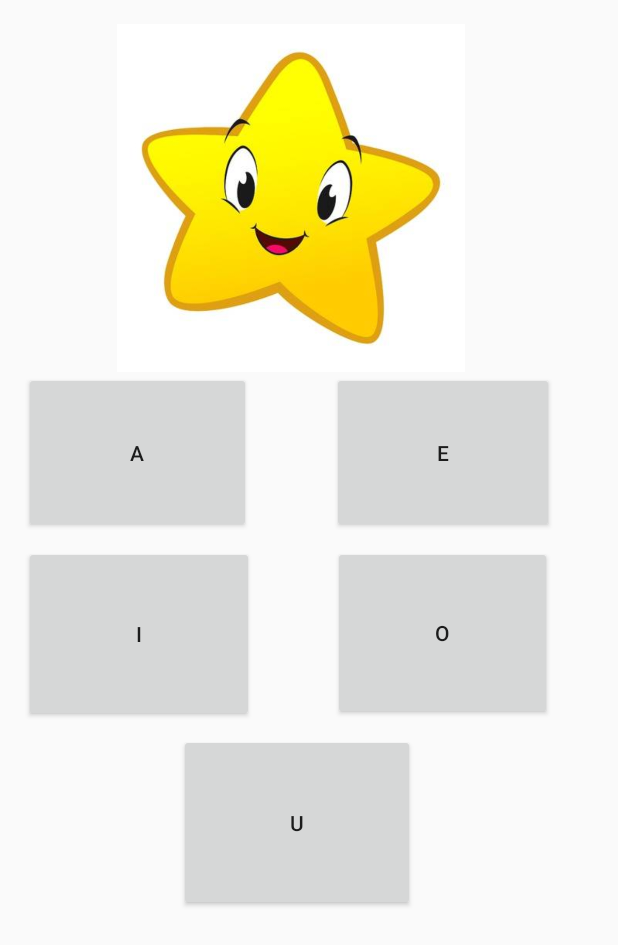
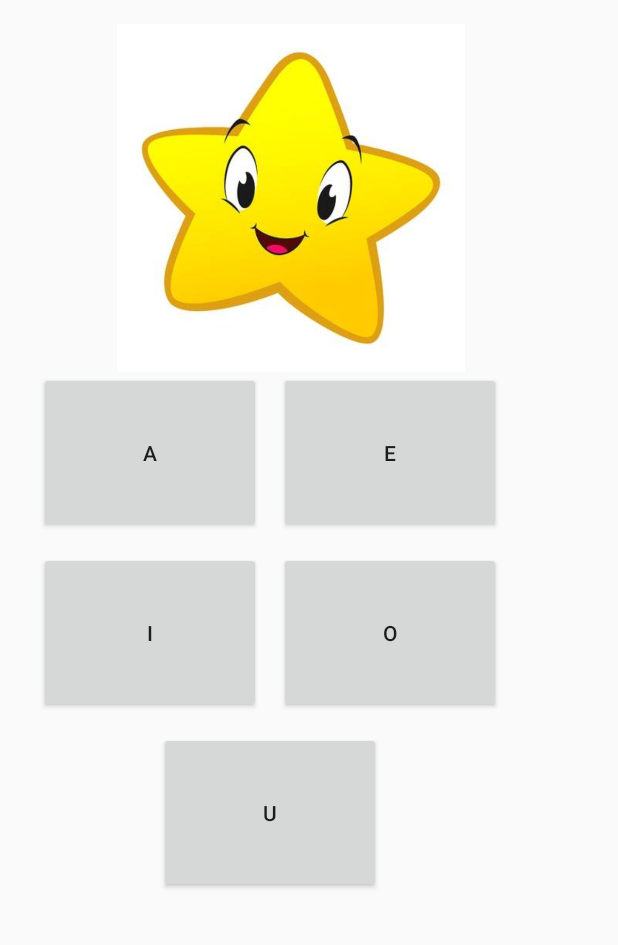
Before and after one commit to julisantos/grupo_603, an Android app: the screen it shows after launch (MainActivity), after a tap on an icon or button, on a phone screen of 412 x 824 dp. Shown: the top 945 px of the screen. Run offline under Robolectric (Android 15) with nearby library versions, the phone set to English and light mode, and no system bars.

Commit message:
cambio posicion de los botones, se agrego acumulador de rtas y se genera nueva imagen al responder correctamente

```diff
--- a/CODIGO/AppParaNios/app/src/main/java/jyc/sa/ar/MainActivity.java
+++ b/CODIGO/AppParaNios/app/src/main/java/jyc/sa/ar/MainActivity.java
@@ -17,6 +17,8 @@ public class MainActivity extends AppCompatActivity {
 
     ImageView imgVocal;
     String vocalImg;
+    int cantCorrectas=0;
+    int cantIncorrectas=0;
 
     @Override
     protected void onCreate(Bundle savedInstanceState) {
@@ -67,8 +69,14 @@ public class MainActivity extends AppCompatActivity {
 
         if(vocal.equals(vocalImg)) {
             Toast.makeText(this, "Respuesta Correcta el animal de la imagen empieza con " + vocalImg, Toast.LENGTH_LONG).show();
+            cantCorrectas++;
+            //Toast.makeText(this, "Cantidad de respuestas correctas: "+cantCorrectas, Toast.LENGTH_LONG).show();
+            generarImgRandom();
+
         } else {
             Toast.makeText(this,"Respuesta Incorrecta el animal de la imagen empieza con "+ vocalImg,Toast.LENGTH_LONG).show();
+            cantIncorrectas++;
+            //Toast.makeText(this, "Cantidad de respuestas incorrectas: "+cantIncorrectas, Toast.LENGTH_LONG).show();
         }
     }
 }
--- a/CODIGO/AppParaNios/app/src/main/res/layout/activity_main.xml
+++ b/CODIGO/AppParaNios/app/src/main/res/layout/activity_main.xml
@@ -25,8 +25,9 @@
 
         <Button
             android:id="@+id/btnA"
-            android:layout_width="151dp"
+            android:layout_width="148dp"
             android:layout_height="107dp"
+            android:layout_marginLeft="10dp"
             android:onClick="seleccionarVocal"
             android:text="A" />
 
@@ -34,39 +35,38 @@
             android:id="@+id/btnE"
             android:layout_width="148dp"
             android:layout_height="107dp"
-            android:layout_alignLeft="@+id/btnA"
-            android:layout_marginLeft="205dp"
+            android:layout_alignBottom="@+id/btnA"
+            android:layout_marginLeft="170dp"
             android:onClick="seleccionarVocal"
             android:text="E" />
 
         <Button
             android:id="@+id/btnI"
-            android:layout_width="153dp"
-            android:layout_height="117dp"
+            android:layout_width="148dp"
+            android:layout_height="107dp"
             android:layout_alignBottom="@+id/btnA"
-            android:layout_marginBottom="-126dp"
+            android:layout_marginBottom="-120dp"
+            android:layout_marginLeft="10dp"
             android:onClick="seleccionarVocal"
             android:text="I" />
 
         <Button
             android:id="@+id/btnO"
-            android:layout_width="146dp"
-            android:layout_height="116dp"
+            android:layout_width="148dp"
+            android:layout_height="107dp"
             android:layout_alignBottom="@+id/btnI"
-            android:layout_alignParentTop="@+id/btnE"
-            android:layout_marginLeft="206dp"
-            android:layout_marginBottom="1dp"
+            android:layout_marginLeft="170dp"
             android:onClick="seleccionarVocal"
             android:text="O" />
 
         <Button
             android:id="@+id/btnU"
-            android:layout_width="157dp"
-            android:layout_height="118dp"
+            android:layout_width="148dp"
+            android:layout_height="107dp"
             android:layout_alignBottom="@+id/btnI"
             android:layout_alignParentTop="@+id/btnE"
-            android:layout_marginLeft="103dp"
-            android:layout_marginBottom="-126dp"
+            android:layout_marginLeft="90dp"
+            android:layout_marginBottom="-120dp"
             android:onClick="seleccionarVocal"
             android:text="U" />
 
```
